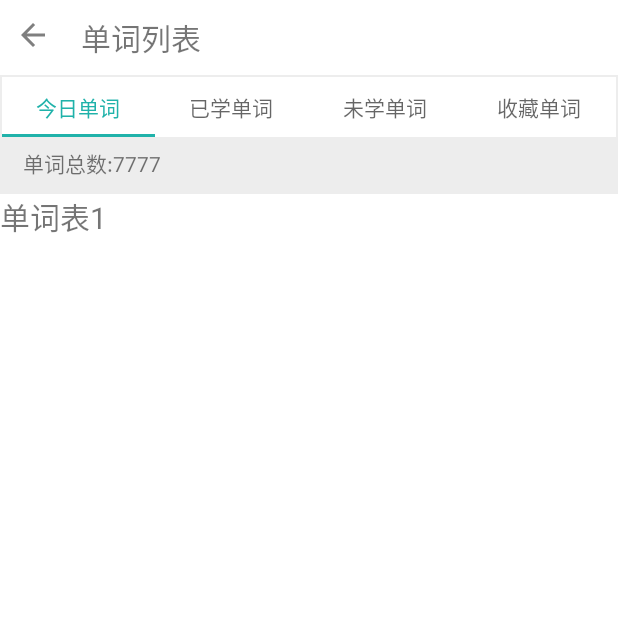
After one commit to x2yu/Shibay, an Android app: the wordlistFragment screen opened directly, with no data from a screen before it, on a phone screen of 412 x 824 dp, the top half of it. The commit adds this screen. Run offline under Robolectric (Android 15) with nearby library versions, the phone set to English and light mode, and no system bars.

Commit message:
修正一些必要bug，增加部分页面视图

```diff
--- a/app/build.gradle
+++ b/app/build.gradle
@@ -32,6 +32,5 @@ dependencies {
     implementation 'de.hdodenhof:circleimageview:2.2.0'
     implementation 'com.github.lecho:hellocharts-library:1.5.8'
     implementation 'com.google.code.gson:gson:2.8.5'
-    implementation 'com.kymjs.rxvolley:rxvolley:1.1.4'
     implementation 'com.squareup.okhttp3:okhttp:3.11.0'
 }
--- a/app/src/main/AndroidManifest.xml
+++ b/app/src/main/AndroidManifest.xml
@@ -18,9 +18,9 @@
         <activity
             android:name=".SearchActivity"
             android:theme="@style/Translucent" />
-        <activity android:name=".WordBookActivity" />
-        <activity android:name=".LexiconActivity" />
-        <activity android:name=".WordProgressActivity" />
+        <activity android:name=".PersonPage.WordBookActivity" />
+        <activity android:name=".PersonPage.LexiconActivity" />
+        <activity android:name=".PersonPage.WordProgressActivity" />
         <activity android:name=".SplashActivity"
             android:theme="@style/AppTheme.SplashTheme">
             <intent-filter>
--- /dev/null
+++ b/app/src/main/java/com/example/x2y/englishapp/Adapter/wordlistAdapter.java
@@ -0,0 +1,45 @@
+package com.example.x2y.englishapp.Adapter;
+
+import android.content.Context;
+import android.support.annotation.Nullable;
+import android.support.v4.app.Fragment;
+import android.support.v4.app.FragmentManager;
+import android.support.v4.app.FragmentPagerAdapter;
+
+public class wordlistAdapter extends FragmentPagerAdapter {
+    private static int PAGE_COUNT;//表示要展示的页面数量
+    private Context mContext;
+
+    public wordlistAdapter(Context context, FragmentManager fm){
+        super(fm);
+        this.mContext = context;
+        PAGE_COUNT=4;
+    }
+    @Override
+    public Fragment getItem(int position) {
+        return wordlistFragment.newInstance(position);
+    }
+
+
+    @Nullable
+    @Override
+    public CharSequence getPageTitle(int position) {
+        switch (position) {
+        case 0:
+            return "今日单词";
+        case 1:
+            return "已学单词";
+        case 2:
+            return "未学单词";
+        case 3:
+            return "收藏单词";
+        default:break;
+        }
+        return null;
+    }
+
+    @Override
+    public int getCount() {
+        return PAGE_COUNT;
+    }
+}
--- /dev/null
+++ b/app/src/main/java/com/example/x2y/englishapp/Adapter/wordlistFragment.java
@@ -0,0 +1,56 @@
+package com.example.x2y.englishapp.Adapter;
+
+import android.os.Bundle;
+import android.support.v4.app.Fragment;
+import android.view.LayoutInflater;
+import android.view.View;
+import android.view.ViewGroup;
+import android.widget.TextView;
+
+import com.example.x2y.englishapp.R;
+
+public class wordlistFragment extends Fragment{
+    private static final String ARG_PARAM = "param";
+    private int mParam;//用来表示当前需要展示的是哪一页
+    private TextView detail_text;//展示的具体内容，这里简单只用一个TextView展示
+
+    public  wordlistFragment() {
+        // Required empty public constructor
+    }
+    public static wordlistFragment newInstance(int param) {
+        wordlistFragment fragment = new wordlistFragment();
+        Bundle args = new Bundle();
+        args.putInt(ARG_PARAM, param);
+        fragment.setArguments(args);
+        return fragment;
+    }
+
+    public void onCreate(Bundle savedInstanceState) {
+        super.onCreate(savedInstanceState);
+        if (getArguments() != null) {
+            mParam = getArguments().getInt(ARG_PARAM);
+        }
+    }
+
+    public View onCreateView(LayoutInflater inflater, ViewGroup container,
+                             Bundle savedInstanceState) {
+        View view=inflater.inflate(R.layout.wordlist_fragment, container, false);
+        detail_text= (TextView) view.findViewById(R.id.detail_info);
+        //根据mParam来判断当前展示的是哪一页，根据页数的不同展示不同的信息
+        switch (mParam){
+         case 0:
+             detail_text.setText("单词表1");
+             break;
+         case 1:
+             detail_text.setText("单词表2");
+             break;
+         case 2:
+             detail_text.setText("单词表3");
+             break;
+         case 3: detail_text.setText("单词表4");
+             break;
+         default:break;
+        } return view;
+    }
+
+}
--- a/app/src/main/java/com/example/x2y/englishapp/MyFragAdpter.java
+++ b/app/src/main/java/com/example/x2y/englishapp/Fragment/MyFragAdpter.java
@@ -1,4 +1,4 @@
-package com.example.x2y.englishapp;
+package com.example.x2y.englishapp.Fragment;
 
 import android.content.Context;
 import android.support.v4.app.Fragment;
--- /dev/null
+++ b/app/src/main/java/com/example/x2y/englishapp/PersonPage/LexiconActivity.java
@@ -0,0 +1,41 @@
+package com.example.x2y.englishapp.PersonPage;
+
+import android.support.design.widget.TabLayout;
+import android.support.v4.view.ViewPager;
+import android.support.v7.app.AppCompatActivity;
+import android.os.Bundle;
+import android.view.View;
+
+import com.example.x2y.englishapp.Adapter.wordlistAdapter;
+import com.example.x2y.englishapp.R;
+
+public class LexiconActivity extends AppCompatActivity {
+
+    private ViewPager mViewPager;
+    private TabLayout mTabLayout;
+    private android.support.v4.app.FragmentManager fm;
+
+
+    @Override
+    protected void onCreate(Bundle savedInstanceState) {
+        super.onCreate(savedInstanceState);
+        setContentView(R.layout.activity_lexicon);
+        mTabLayout= (TabLayout) findViewById(R.id.wordlist_tablelayout);
+        mViewPager= (ViewPager) findViewById(R.id.wordlist_viewpaper);
+
+        View backView = findViewById(R.id.word_list_back);
+        backView.setOnClickListener(new View.OnClickListener() {
+            @Override
+            public void onClick(View v) {
+                finish();
+            }
+        });
+
+        fm = getSupportFragmentManager();
+
+        mViewPager.setAdapter(new wordlistAdapter(LexiconActivity.this, fm));
+        mTabLayout.setupWithViewPager(mViewPager);
+
+    }
+
+}
--- a/app/src/main/java/com/example/x2y/englishapp/WordProgressActivity.java
+++ b/app/src/main/java/com/example/x2y/englishapp/PersonPage/WordProgressActivity.java
@@ -1,10 +1,12 @@
-package com.example.x2y.englishapp;
+package com.example.x2y.englishapp.PersonPage;
 
 import android.graphics.Color;
 import android.support.v7.app.AppCompatActivity;
 import android.os.Bundle;
 import android.view.View;
 import android.widget.Button;
+
+import com.example.x2y.englishapp.R;
 
 import java.util.ArrayList;
 import java.util.List;
--- a/app/src/main/res/layout/activity_lexicon.xml
+++ b/app/src/main/res/layout/activity_lexicon.xml
@@ -1,9 +1,76 @@
 <?xml version="1.0" encoding="utf-8"?>
-<android.support.constraint.ConstraintLayout xmlns:android="http://schemas.android.com/apk/res/android"
+<LinearLayout
+    xmlns:android="http://schemas.android.com/apk/res/android"
     xmlns:app="http://schemas.android.com/apk/res-auto"
-    xmlns:tools="http://schemas.android.com/tools"
     android:layout_width="match_parent"
     android:layout_height="match_parent"
-    tools:context=".LexiconActivity">
+    android:orientation="vertical"
+    android:background="#EDEDED"
+    android:fitsSystemWindows="true">
+    <LinearLayout
+        android:layout_width="match_parent"
+        android:layout_height="wrap_content"
+        android:orientation="horizontal"
+        android:background="#fff"
+        >
+        <TextView
+            android:id="@+id/word_list_back"
+            android:layout_width="wrap_content"
+            android:layout_height="wrap_content"
+            android:drawableLeft="@drawable/ic_arrow_back_black_24dp"
+            android:layout_gravity="left"
+            android:gravity="center"
+            android:padding="10dp"
+            android:textSize="20dp"
 
-</android.support.constraint.ConstraintLayout>
+            />
+        <TextView
+            android:layout_width="match_parent"
+            android:layout_height="wrap_content"
+            android:text="单词列表"
+            android:layout_gravity="center"
+            android:gravity="left"
+            android:padding="10dp"
+            android:textSize="20dp"
+            />
+    </LinearLayout>
+
+    <LinearLayout
+        android:layout_width="match_parent"
+        android:layout_height="wrap_content"
+        android:orientation="vertical">
+
+        <android.support.design.widget.TabLayout
+            android:background="#fff"
+            android:layout_width="match_parent"
+            android:layout_height="40dp"
+            android:id="@+id/wordlist_tablelayout"
+            app:tabIndicatorColor="#20B2AA"
+            app:tabSelectedTextColor="#20B2AA"
+            android:layout_margin="1dp"
+            android:layout_marginBottom="5dp">
+
+        </android.support.design.widget.TabLayout>
+        <TextView
+            android:id="@+id/wordlist_count_tv"
+            android:layout_width="match_parent"
+            android:layout_height="wrap_content"
+            android:text="单词总数:7777"
+            android:layout_marginTop="5dp"
+            android:layout_marginBottom="10dp"
+            android:layout_gravity="center"
+            android:gravity="left"
+            android:paddingLeft="15dp"
+            />
+        <android.support.v4.view.ViewPager
+            android:id="@+id/wordlist_viewpaper"
+            android:layout_width="match_parent"
+            android:layout_height="match_parent">
+
+        </android.support.v4.view.ViewPager>
+    </LinearLayout>
+
+
+
+
+</LinearLayout>
--- /dev/null
+++ b/app/src/main/res/layout/wordlist_fragment.xml
@@ -0,0 +1,13 @@
+<?xml version="1.0" encoding="utf-8"?>
+<LinearLayout
+    xmlns:android="http://schemas.android.com/apk/res/android"
+    android:layout_width="match_parent"
+    android:layout_height="match_parent">
+
+    <TextView
+        android:layout_width="match_parent"
+        android:layout_height="match_parent"
+        android:background="#fff"
+        android:id="@+id/detail_info"
+        android:textSize="20dp"/>
+</LinearLayout>
```
Also changed, not shown: app/src/main/java/com/example/x2y/englishapp/Fragment/homeFragment.java (added, +30 -0 lines), app/src/main/java/com/example/x2y/englishapp/Fragment/personFragment.java (renamed from app/src/main/java/com/example/x2y/englishapp/personFragment.java, +6 -1 lines), app/src/main/java/com/example/x2y/englishapp/Fragment/reviewFragment.java (renamed from app/src/main/java/com/example/x2y/englishapp/homeFragment.java, +6 -10 lines), app/src/main/java/com/example/x2y/englishapp/LexiconActivity.java (deleted, +0 -13 lines), app/src/main/java/com/example/x2y/englishapp/MainActivity.java (+6 -6 lines), app/src/main/java/com/example/x2y/englishapp/PersonPage/WordBookActivity.java (added, +25 -0 lines), app/src/main/java/com/example/x2y/englishapp/WordBookActivity.java (deleted, +0 -13 lines), app/src/main/java/com/example/x2y/englishapp/reviewFragment.java (deleted, +0 -22 lines), app/src/main/res/layout/activity_word_book.xml (+37 -4 lines).
